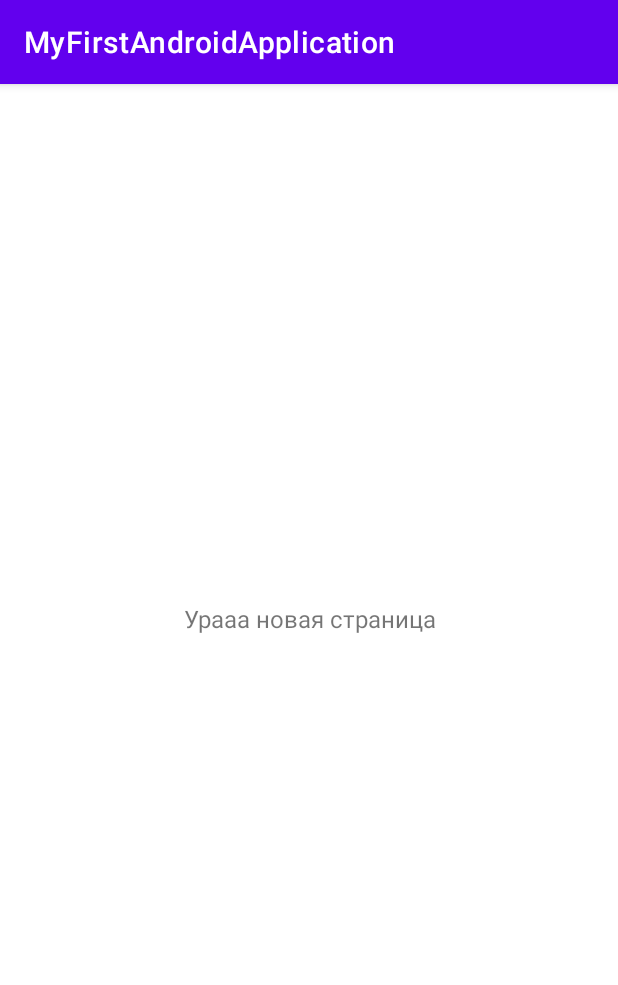
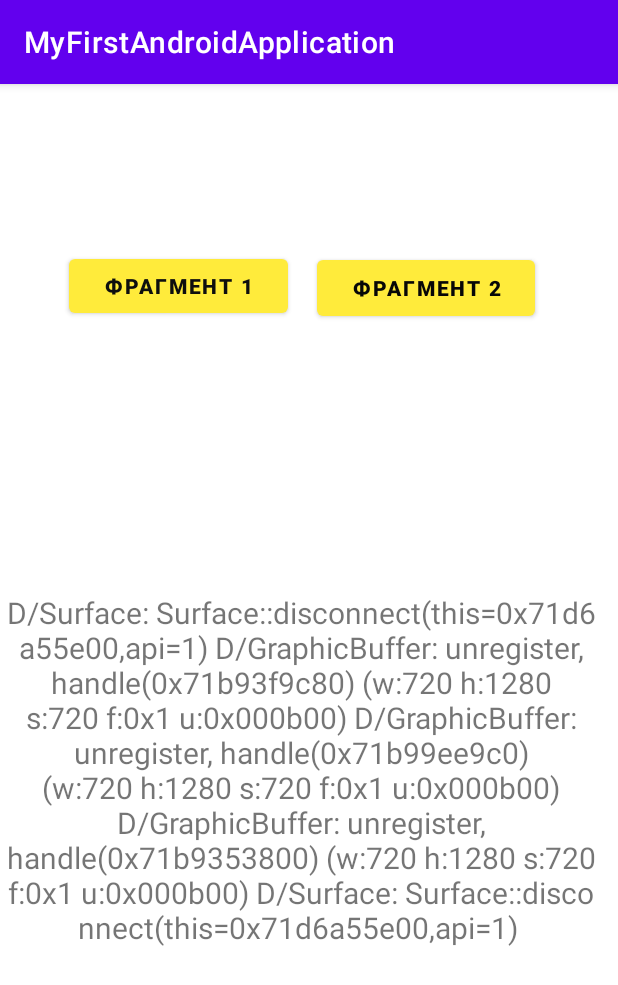
Before and after one commit to Nik-neman/MyFirstAndroidApplication, an Android app: the LoginPageActivity screen opened directly, with no data from a screen before it, on a phone screen of 412 x 824 dp. Shown: the top 985 px of the screen. Run offline under Robolectric (Android 15) with nearby library versions, the phone set to English and light mode, and no system bars.

Commit message:
add two fragments

```diff
--- /dev/null
+++ b/app/src/main/java/com/example/myfirstandroidapplication/InfoFragment.java
@@ -0,0 +1,20 @@
+package com.example.myfirstandroidapplication;
+
+import android.os.Bundle;
+
+import androidx.fragment.app.Fragment;
+
+import android.view.LayoutInflater;
+import android.view.View;
+import android.view.ViewGroup;
+
+
+public class InfoFragment extends Fragment {
+
+    @Override
+    public View onCreateView(LayoutInflater inflater, ViewGroup container,
+                             Bundle savedInstanceState) {
+        // Inflate the layout for this fragment
+        return inflater.inflate(R.layout.fragment_info, container, false);
+    }
+}
--- a/app/src/main/res/layout/activity_login_page.xml
+++ b/app/src/main/res/layout/activity_login_page.xml
@@ -6,15 +6,48 @@
     android:layout_height="match_parent"
     tools:context=".LoginPageActivity">
 
-    <TextView
-        android:id="@+id/textView"
-        android:layout_width="171dp"
-        android:layout_height="77dp"
-        android:text="Урааа новая страница"
-        android:textAlignment="center"
-        android:textSize="16sp"
+    <androidx.fragment.app.FragmentContainerView
+        android:id="@+id/fragment"
+        android:name="com.example.myfirstandroidapplication.InfoFragment"
+        android:layout_width="410dp"
+        android:layout_height="529dp"
         app:layout_constraintBottom_toBottomOf="parent"
         app:layout_constraintEnd_toEndOf="parent"
+        app:layout_constraintHorizontal_bias="0.0"
         app:layout_constraintStart_toStartOf="parent"
-        app:layout_constraintTop_toTopOf="parent" />
+        app:layout_constraintTop_toTopOf="parent"
+        app:layout_constraintVertical_bias="1.0" />
+
+    <Button
+        android:id="@+id/fr2"
+        android:layout_width="145dp"
+        android:layout_height="49dp"
+        android:onClick="FragmentChange"
+        android:text="Фрагмент 2"
+        android:textAlignment="center"
+        android:textColor="#070707"
+        android:textStyle="bold"
+        app:backgroundTint="#FFEB3B"
+        app:layout_constraintBottom_toBottomOf="parent"
+        app:layout_constraintEnd_toEndOf="parent"
+        app:layout_constraintHorizontal_bias="0.793"
+        app:layout_constraintStart_toStartOf="parent"
+        app:layout_constraintTop_toTopOf="parent"
+        app:layout_constraintVertical_bias="0.155" />
+
+    <Button
+        android:id="@+id/fr1"
+        android:layout_width="146dp"
+        android:layout_height="48dp"
+        android:onClick="FragmentChange"
+        android:text="Фрагмент 1"
+        android:textColor="#0E0E0E"
+        android:textStyle="bold"
+        app:backgroundTint="#FFEB3B"
+        app:layout_constraintBottom_toBottomOf="parent"
+        app:layout_constraintEnd_toEndOf="parent"
+        app:layout_constraintHorizontal_bias="0.173"
+        app:layout_constraintStart_toStartOf="parent"
+        app:layout_constraintTop_toTopOf="parent"
+        app:layout_constraintVertical_bias="0.154" />
 </androidx.constraintlayout.widget.ConstraintLayout>
--- /dev/null
+++ b/app/src/main/res/layout/fragment_info.xml
@@ -0,0 +1,29 @@
+<?xml version="1.0" encoding="utf-8"?>
+<FrameLayout xmlns:android="http://schemas.android.com/apk/res/android"
+    xmlns:app="http://schemas.android.com/apk/res-auto"
+    xmlns:tools="http://schemas.android.com/tools"
+    android:layout_width="match_parent"
+    android:layout_height="match_parent"
+    tools:context=".InfoFragment">
+
+    <!-- TODO: Update blank fragment layout -->
+
+    <androidx.constraintlayout.widget.ConstraintLayout
+        android:layout_width="match_parent"
+        android:layout_height="match_parent">
+
+        <TextView
+            android:layout_width="399dp"
+            android:layout_height="424dp"
+            android:text="D/Surface: Surface::disconnect(this=0x71d6a55e00,api=1) D/GraphicBuffer: unregister, handle(0x71b93f9c80) (w:720 h:1280 s:720 f:0x1 u:0x000b00) D/GraphicBuffer: unregister, handle(0x71b99ee9c0) (w:720 h:1280 s:720 f:0x1 u:0x000b00) D/GraphicBuffer: unregister, handle(0x71b9353800) (w:720 h:1280 s:720 f:0x1 u:0x000b00) D/Surface: Surface::disconnect(this=0x71d6a55e00,api=1) "
+            android:textAlignment="center"
+            android:textSize="20sp"
+            app:layout_constraintBottom_toBottomOf="parent"
+            app:layout_constraintEnd_toEndOf="parent"
+            app:layout_constraintHorizontal_bias="0.121"
+            app:layout_constraintStart_toStartOf="parent"
+            app:layout_constraintTop_toTopOf="parent"
+            app:layout_constraintVertical_bias="0.949" />
+    </androidx.constraintlayout.widget.ConstraintLayout>
+
+</FrameLayout>
--- a/app/src/main/res/values/strings.xml
+++ b/app/src/main/res/values/strings.xml
@@ -5,4 +5,6 @@
     <string name="title_home">Home</string>
     <string name="title_dashboard">Dashboard</string>
     <string name="title_notifications">Notifications</string>
+    <!-- TODO: Remove or change this placeholder text -->
+    <string name="hello_blank_fragment">Hello blank fragment</string>
 </resources>
```
Also changed, not shown: app/src/main/java/com/example/myfirstandroidapplication/LoginPageActivity.java (+21 -0 lines), app/src/main/java/com/example/myfirstandroidapplication/SecondFragment.java (added, +18 -0 lines), app/src/main/res/layout/fragment_second.xml (added, +25 -0 lines).
